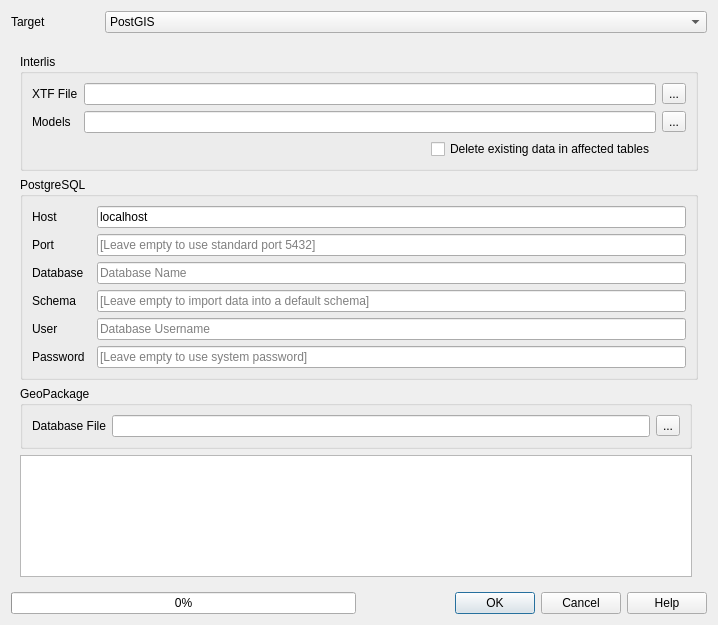
The window that projectgenerator/ui/import_data.ui (opengisch/QgisModelBaker) describes before a commit, drawn with Qt 5.
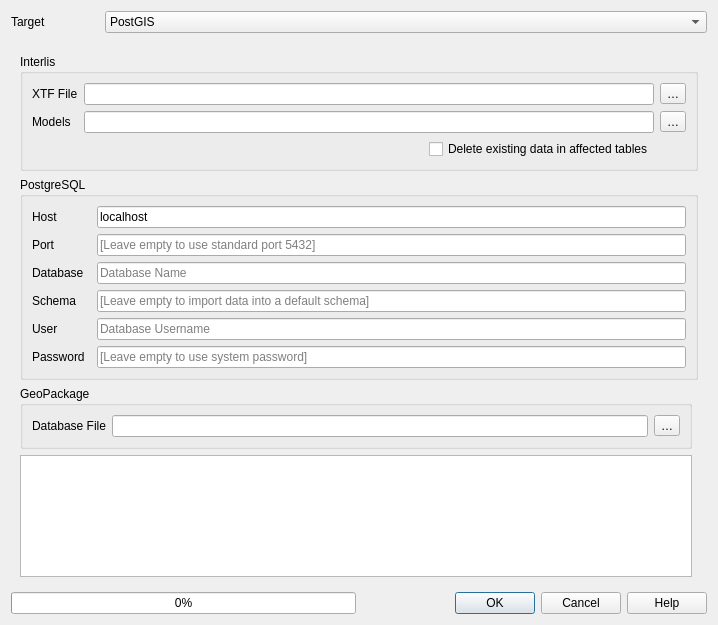
The same window after the commit.

What changed in the file:
```diff
--- a/projectgenerator/ui/import_data.ui
+++ b/projectgenerator/ui/import_data.ui
@@ -80,7 +80,7 @@
              <string>Browse GeoPackage files</string>
             </property>
             <property name="text">
-             <string>...</string>
+             <string>…</string>
             </property>
            </widget>
           </item>
@@ -132,7 +132,7 @@
              <string>Browse XTF files</string>
             </property>
             <property name="text">
-             <string>...</string>
+             <string>…</string>
             </property>
            </widget>
           </item>
@@ -149,7 +149,7 @@
              <string>Select multiple Interlis models</string>
             </property>
             <property name="text">
-             <string>...</string>
+             <string>…</string>
             </property>
            </widget>
           </item>
```
